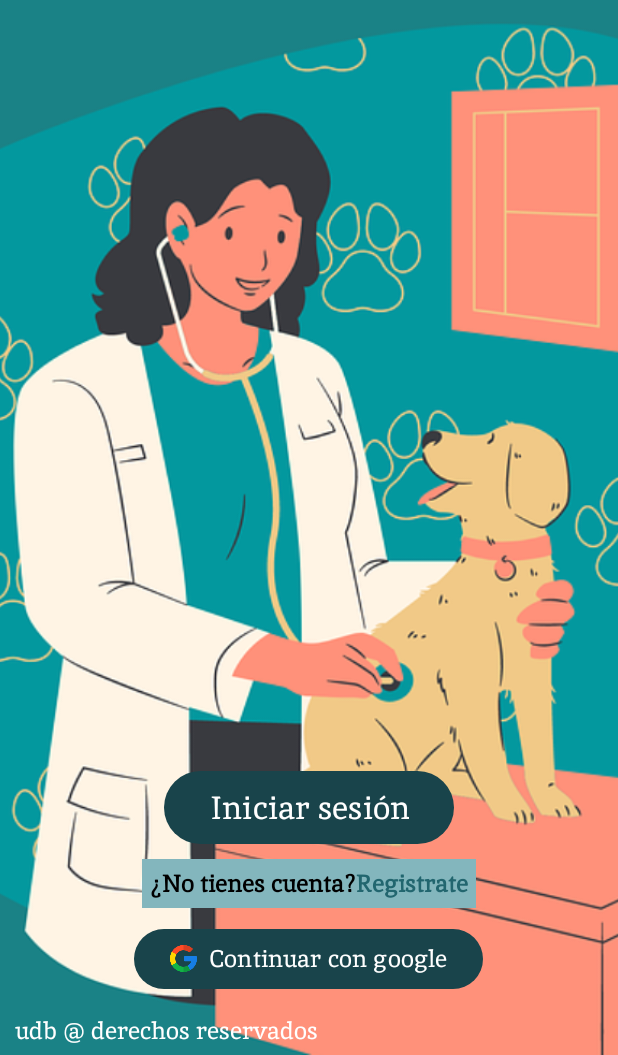
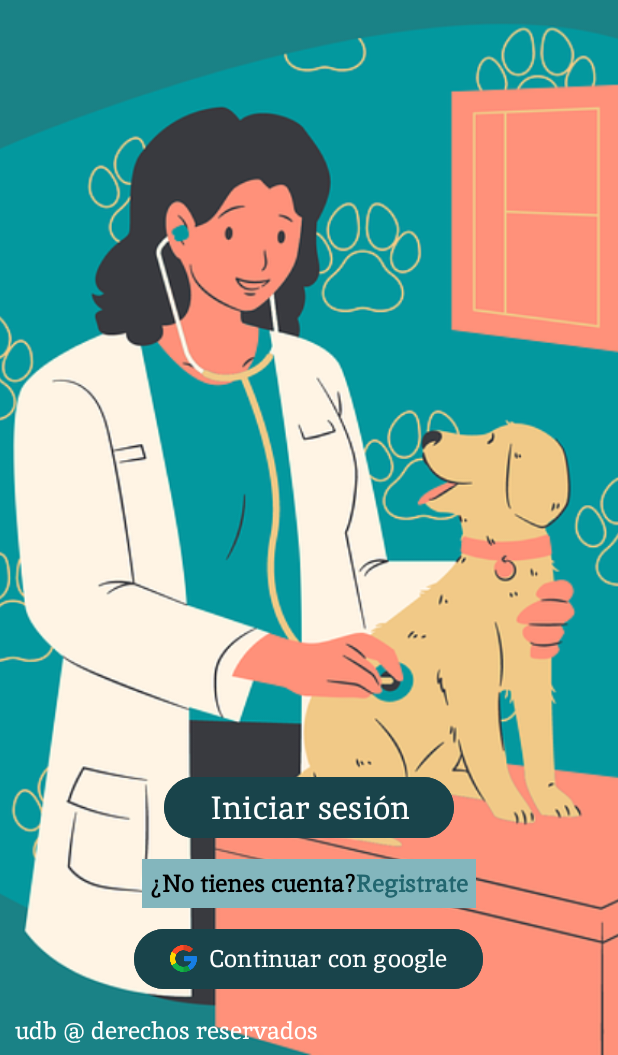
Before and after one commit to Karletty/ProyectoFase2DSM, an Android app: the screen it shows after launch (MainActivity), on a phone screen of 412 x 824 dp, the part 181-1236 px from its top. Run offline under Robolectric (Android 15) with nearby library versions, the phone set to English and light mode, and no system bars.

```diff
--- a/app/src/main/res/layout/fragment_login.xml
+++ b/app/src/main/res/layout/fragment_login.xml
@@ -83,7 +83,7 @@
                 android:id="@+id/btnLogin"
                 android:layout_width="wrap_content"
                 android:layout_height="wrap_content"
-                android:background="@drawable/shape_rounded_button"
+                android:textColor="@color/white"
                 android:backgroundTint="@color/dark_details"
                 android:fontFamily="@font/inika"
                 android:paddingHorizontal="10dp"
--- a/app/src/main/res/layout/fragment_main.xml
+++ b/app/src/main/res/layout/fragment_main.xml
@@ -52,17 +52,17 @@
             android:paddingBottom="40dp">
 
             <Button
-                android:layout_marginBottom="10dp"
-                android:paddingStart="30dp"
-                android:paddingEnd="30dp"
                 android:id="@+id/btnToLogin"
                 android:layout_width="wrap_content"
                 android:layout_height="wrap_content"
-                android:background="@drawable/shape_rounded_button"
-                android:backgroundTint="@color/dark_details"
+                android:layout_marginBottom="10dp"
                 android:fontFamily="@font/inika"
                 android:paddingHorizontal="10dp"
+                android:paddingStart="30dp"
+                android:paddingEnd="30dp"
                 android:text="Iniciar sesión"
+                android:textColor="@color/white"
+                android:backgroundTint="@color/dark_details"
                 android:textSize="21sp" />
 
             <LinearLayout
@@ -101,10 +101,12 @@
                 android:layout_height="wrap_content"
                 android:text="Continuar con google"
                 app:icon="@drawable/google"
+                android:backgroundTint="@color/dark_details"
                 app:iconTint="@null"
                 app:layout_constraintBottom_toBottomOf="parent"
                 app:layout_constraintEnd_toEndOf="parent"
-                app:layout_constraintStart_toStartOf="parent" />
+                app:layout_constraintStart_toStartOf="parent"
+                android:textColor="@color/white" />
 
         </LinearLayout>
 
--- a/app/src/main/res/values/themes.xml
+++ b/app/src/main/res/values/themes.xml
@@ -1,8 +1,6 @@
 <resources xmlns:tools="http://schemas.android.com/tools">
     <!-- Base application theme. -->
     <style name="Base.Theme.PawCareControl" parent="Theme.Material3.DayNight.NoActionBar">
-        <item name="colorPrimary">@color/dark_details</item>
-        <item name="colorOnPrimary">@color/white</item>
     </style>
 
     <style name="Theme.PawCareControl" parent="Base.Theme.PawCareControl" />
```
Also changed, not shown: app/src/main/java/com/example/pawcarecontrol/security_fragments/LoginFragment.kt (+7 -0 lines).
